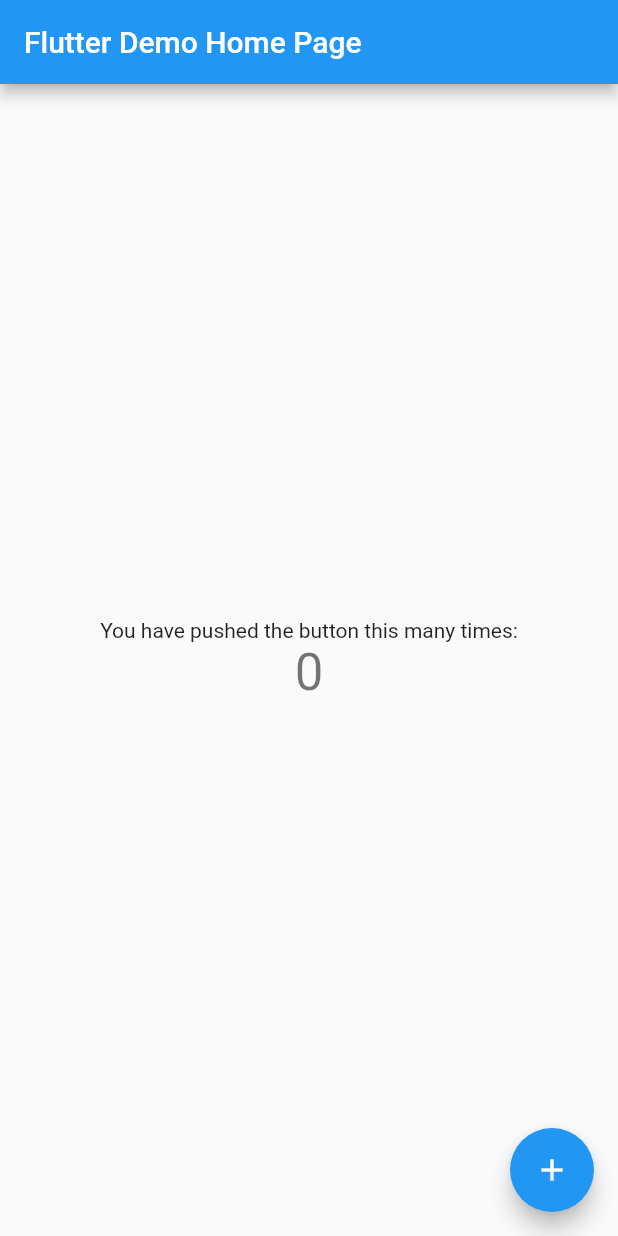
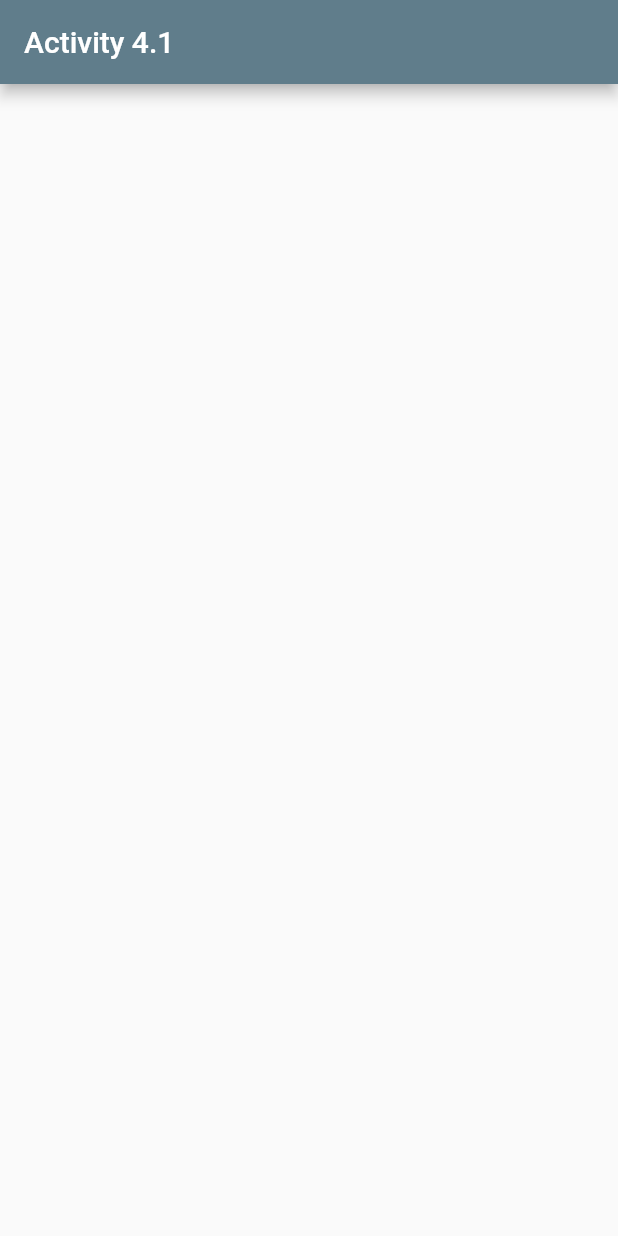
Before and after one commit to rubickking04/ITCC107_3A_rubick04, a Flutter app: the screen it shows after launch, on a phone screen of 412 x 824 dp. Run offline on Flutter 3.47's test engine with Material 2 defaults, Android fonts, the phone set to English and light mode, and no system bars.

Commit message:
coded by Al-Fhaigar Usman

```diff
--- a/lib/main.dart
+++ b/lib/main.dart
@@ -6,18 +6,18 @@ void main() {
 }
 
 class MyApp extends StatelessWidget {
-  const MyApp({super.key});
+  const MyApp({Key? key}) : super(key: key);
 
-  // This widget is the root of your application.
   @override
   Widget build(BuildContext context) {
     return MaterialApp(
       debugShowCheckedModeBanner: false,
       title: 'Flutter Demo',
       theme: ThemeData(
-        primarySwatch: Colors.blue,
+        primarySwatch: Colors.blueGrey,
+        primaryColor: Colors.blueGrey.shade800,
       ),
-      home: const MyHomePage(title: 'Flutter Demo Home Page'),
+      home: const MyHomePage(title: 'Activity 4.1'),
     );
   }
 }
--- a/lib/screens/profile.dart
+++ b/lib/screens/profile.dart
@@ -35,55 +35,15 @@ class _MyHomePageState extends State<MyHomePage> {
 
   @override
   Widget build(BuildContext context) {
-    // This method is rerun every time setState is called, for instance as done
-    // by the _incrementCounter method above.
-    //
-    // The Flutter framework has been optimized to make rerunning build methods
-    // fast, so that you can just rebuild anything that needs updating rather
-    // than having to individually change instances of widgets.
     return Scaffold(
       appBar: AppBar(
         systemOverlayStyle:
             const SystemUiOverlayStyle(statusBarColor: Colors.transparent),
-        // Here we take the value from the MyHomePage object that was created by
-        // the App.build method, and use it to set our appbar title.
         title: Text(widget.title),
       ),
       body: Center(
-        // Center is a layout widget. It takes a single child and positions it
-        // in the middle of the parent.
-        child: Column(
-          // Column is also a layout widget. It takes a list of children and
-          // arranges them vertically. By default, it sizes itself to fit its
-          // children horizontally, and tries to be as tall as its parent.
-          //
-          // Invoke "debug painting" (press "p" in the console, choose the
-          // "Toggle Debug Paint" action from the Flutter Inspector in Android
-          // Studio, or the "Toggle Debug Paint" command in Visual Studio Code)
-          // to see the wireframe for each widget.
-          //
-          // Column has various properties to control how it sizes itself and
-          // how it positions its children. Here we use mainAxisAlignment to
-          // center the children vertically; the main axis here is the vertical
-          // axis because Columns are vertical (the cross axis would be
-          // horizontal).
-          mainAxisAlignment: MainAxisAlignment.center,
-          children: <Widget>[
-            const Text(
-              'You have pushed the button this many times:',
-            ),
-            Text(
-              '$_counter',
-              style: Theme.of(context).textTheme.headlineMedium,
-            ),
-          ],
-        ),
+        child: Row(children: []),
       ),
-      floatingActionButton: FloatingActionButton(
-        onPressed: _incrementCounter,
-        tooltip: 'Increment',
-        child: const Icon(Icons.add),
-      ), // This trailing comma makes auto-formatting nicer for build methods.
     );
   }
 }
--- a/pubspec.yaml
+++ b/pubspec.yaml
@@ -35,6 +35,7 @@ dependencies:
   # The following adds the Cupertino Icons font to your application.
   # Use with the CupertinoIcons class for iOS style icons.
   cupertino_icons: ^1.0.2
+  hexcolor: ^3.0.1
 
 dev_dependencies:
   flutter_test:
```
Also changed, not shown: pubspec.lock.
